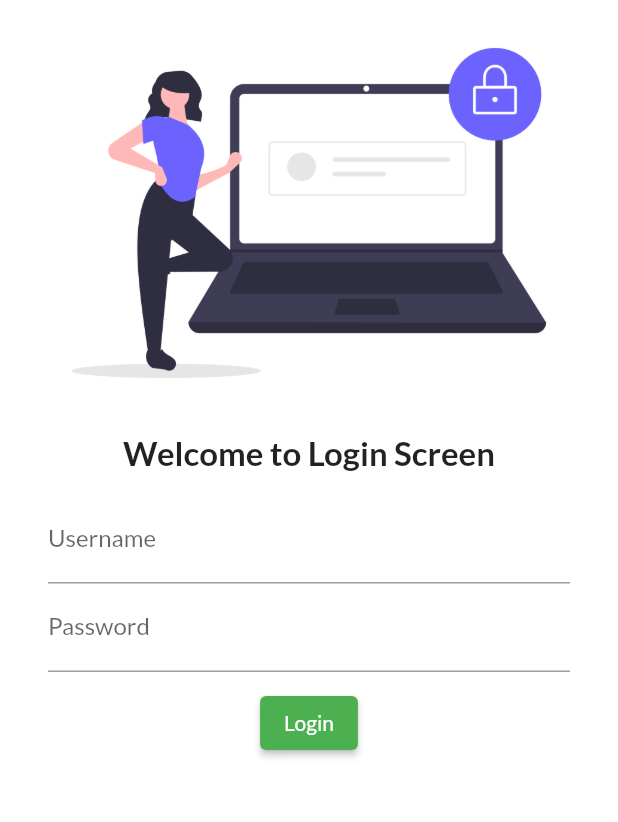
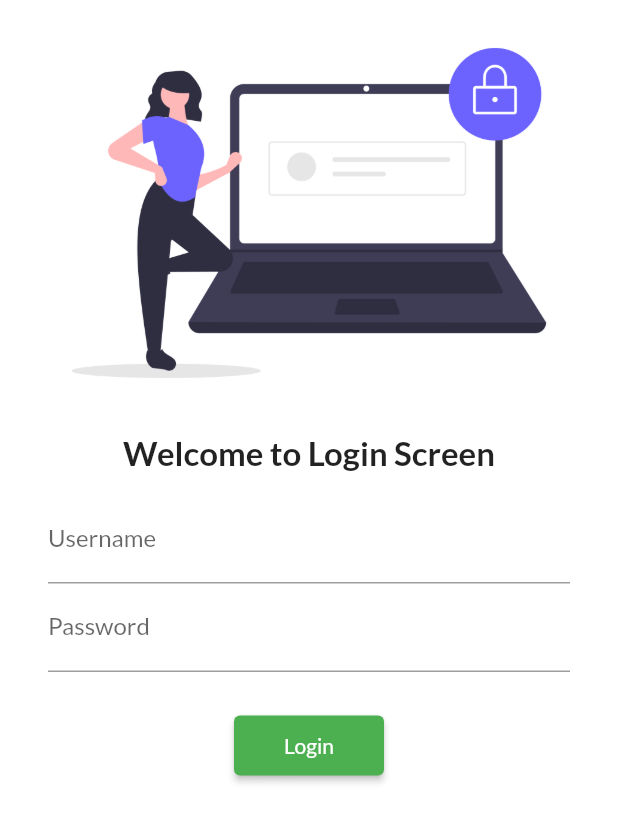
Before and after one commit to wajid2014pk/flutter_application_1, a Flutter app: the screen it shows after launch, on a phone screen of 412 x 824 dp. Shown: the top 822 px of the screen. Run offline on Flutter 3.47's test engine with Material 2 defaults, Android fonts, the phone set to English and light mode, and no system bars; our stand-ins replace google_fonts.

Commit message:
day 5 completed

```diff
--- a/lib/loginScreen.dart
+++ b/lib/loginScreen.dart
@@ -1,10 +1,12 @@
 import 'package:flutter/material.dart';
+import 'package:flutter_application_1/utils/routes.dart';
 
 class LoginScreen extends StatelessWidget {
   @override
   Widget build(BuildContext context) {
     return Material(
         color: Colors.white,
+        child: SingleChildScrollView(
           child: Column(
             children: [
               Image.asset(
@@ -20,8 +22,8 @@ class LoginScreen extends StatelessWidget {
                 height: 5.0,
               ),
               Padding(
-              padding:
-                  const EdgeInsets.symmetric(vertical: 10.0, horizontal: 32.0),
+                padding: const EdgeInsets.symmetric(
+                    vertical: 10.0, horizontal: 32.0),
                 child: Column(
                   children: [
                     TextFormField(
@@ -36,18 +38,20 @@ class LoginScreen extends StatelessWidget {
                           labelText: "Password"),
                     ),
                     SizedBox(
-                    height: 10.0,
+                      height: 25.0,
                     ),
                     ElevatedButton(
                       onPressed: () {
-                      print("HI wajid");
+                        Navigator.pushNamed(context, ScreenRoutes.homeRoute);
                       },
                       child: Text("Login"),
+                      style: TextButton.styleFrom(minimumSize: Size(100, 40)),
                     )
                   ],
                 ),
               )
             ],
+          ),
         ));
   }
 }
--- a/lib/main.dart
+++ b/lib/main.dart
@@ -1,4 +1,5 @@
 import 'package:flutter/material.dart';
+import 'package:flutter_application_1/utils/routes.dart';
 import 'package:google_fonts/google_fonts.dart';
 import 'package:flutter_application_1/home_page.dart';
 import 'package:flutter_application_1/loginScreen.dart';
@@ -14,6 +15,7 @@ class MyApp extends StatelessWidget {
     return MaterialApp(
       title: "Flutter App",
       //home: HomePage(),
+      debugShowCheckedModeBanner: false,
       themeMode: ThemeMode.light,
       theme: ThemeData(
           primarySwatch: Colors.green,
@@ -22,8 +24,8 @@ class MyApp extends StatelessWidget {
           brightness: Brightness.light, primarySwatch: Colors.deepPurple),
       routes: {
         "/": (context) => LoginScreen(),
-        "/home": (context) => HomePage(),
-        "/login": (context) => LoginScreen()
+        ScreenRoutes.homeRoute: (context) => HomePage(),
+        ScreenRoutes.loginRoute: (context) => LoginScreen()
       },
     );
   }
--- /dev/null
+++ b/lib/utils/routes.dart
@@ -0,0 +1,4 @@
+class ScreenRoutes {
+  static String loginRoute = "/login";
+  static String homeRoute = "/home";
+}
```
Lines whose indentation alone changed are shown as unchanged.
